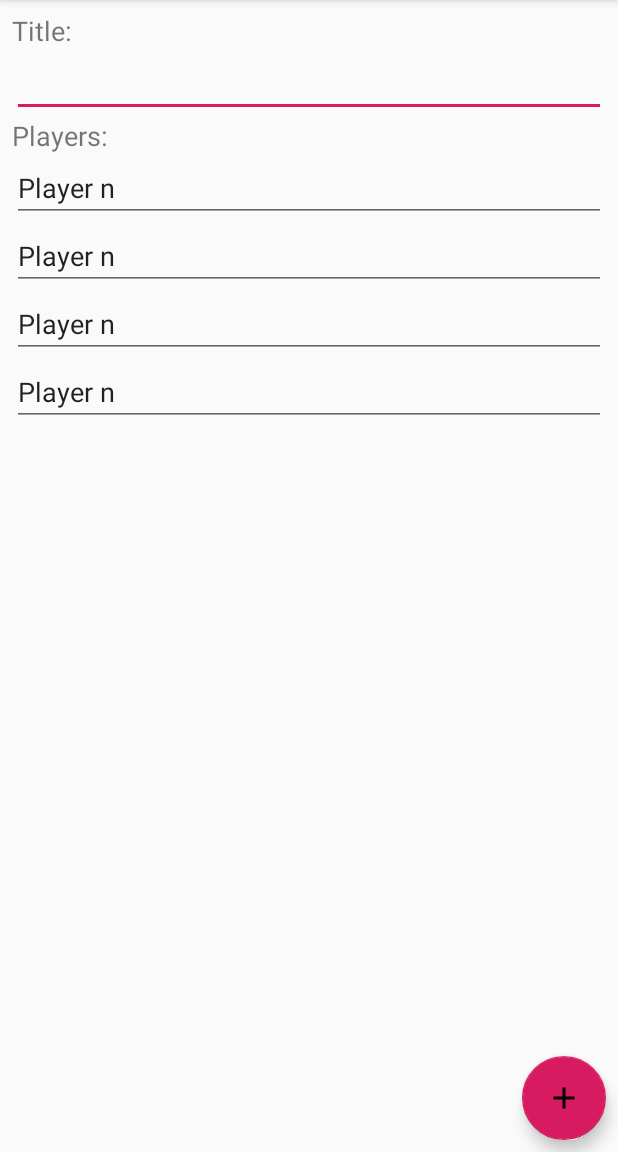
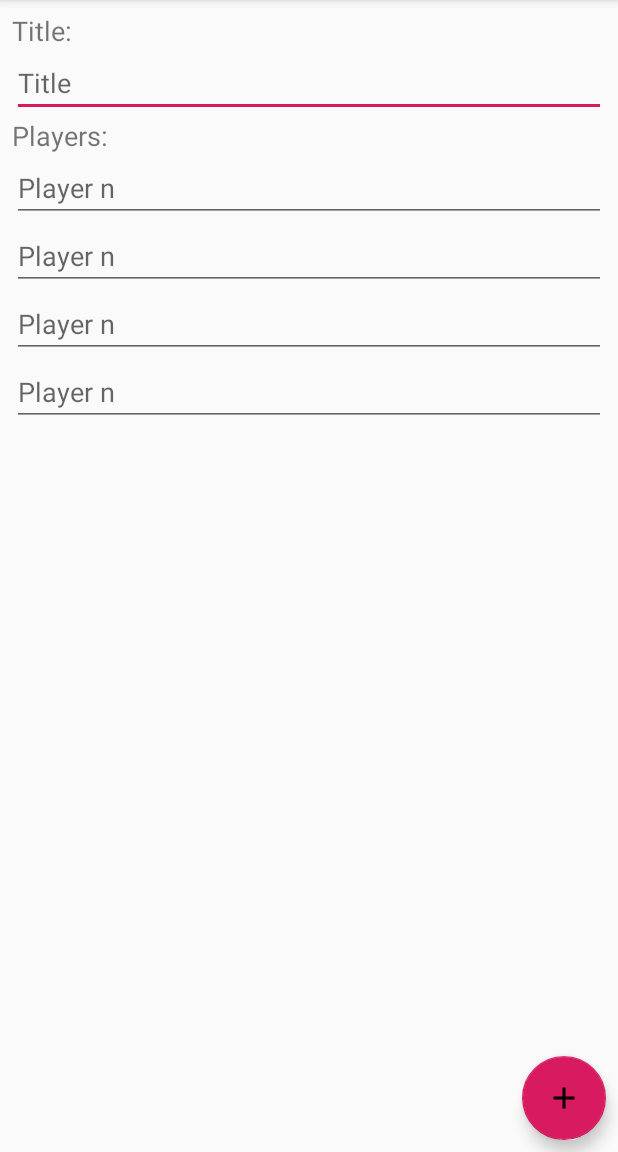
Before and after one commit to BHatGuy/DoppelBlock, an Android app: the TableInputActivity screen opened directly, with no data from a screen before it, on a phone screen of 412 x 824 dp, the part 84-1236 px from its top. Run offline under Robolectric (Android 15) with nearby library versions, the phone set to English and light mode, and no system bars.

Commit message:
Layout improvements

```diff
--- a/app/src/main/res/layout/activity_game_chart.xml
+++ b/app/src/main/res/layout/activity_game_chart.xml
@@ -75,9 +75,7 @@
         android:id="@+id/rv_games"
         android:layout_width="0dp"
         android:layout_height="0dp"
-        android:layout_marginStart="8dp"
         android:layout_marginTop="8dp"
-        android:layout_marginEnd="8dp"
         android:layout_marginBottom="8dp"
         app:layout_constraintBottom_toTopOf="@+id/btn_addGame"
         app:layout_constraintEnd_toEndOf="parent"
--- a/app/src/main/res/layout/activity_table_input.xml
+++ b/app/src/main/res/layout/activity_table_input.xml
@@ -35,10 +35,10 @@
                 android:layout_width="match_parent"
                 android:layout_height="wrap_content"
                 android:ems="10"
+                android:hint="Title"
                 android:inputType="textPersonName"
                 tools:layout_editor_absoluteX="133dp"
-                tools:layout_editor_absoluteY="16dp"
-                tools:text="Title" />
+                tools:layout_editor_absoluteY="16dp" />
 
             <TextView
                 android:id="@+id/textView3"
@@ -52,8 +52,8 @@
                 android:layout_width="match_parent"
                 android:layout_height="wrap_content"
                 android:ems="10"
+                android:hint="@string/player"
                 android:inputType="textPersonName"
-                android:text="@string/player"
                 tools:layout_editor_absoluteX="133dp"
                 tools:layout_editor_absoluteY="16dp" />
 
@@ -62,8 +62,8 @@
                 android:layout_width="match_parent"
                 android:layout_height="wrap_content"
                 android:ems="10"
+                android:hint="@string/player"
                 android:inputType="textPersonName"
-                android:text="@string/player"
                 tools:layout_editor_absoluteX="133dp"
                 tools:layout_editor_absoluteY="16dp" />
 
@@ -72,8 +72,8 @@
                 android:layout_width="match_parent"
                 android:layout_height="wrap_content"
                 android:ems="10"
+                android:hint="@string/player"
                 android:inputType="textPersonName"
-                android:text="@string/player"
                 tools:layout_editor_absoluteX="133dp"
                 tools:layout_editor_absoluteY="16dp" />
 
@@ -82,8 +82,8 @@
                 android:layout_width="match_parent"
                 android:layout_height="wrap_content"
                 android:ems="10"
+                android:hint="@string/player"
                 android:inputType="textPersonName"
-                android:text="@string/player"
                 tools:layout_editor_absoluteX="133dp"
                 tools:layout_editor_absoluteY="16dp" />
         </LinearLayout>
```
Also changed, not shown: app/src/main/java/com/malte_mueller/dokobo/controller/GameRecyclerViewAdapter.java (+13 -17 lines), app/src/main/res/layout/fragment_game.xml (+6 -1 lines).
